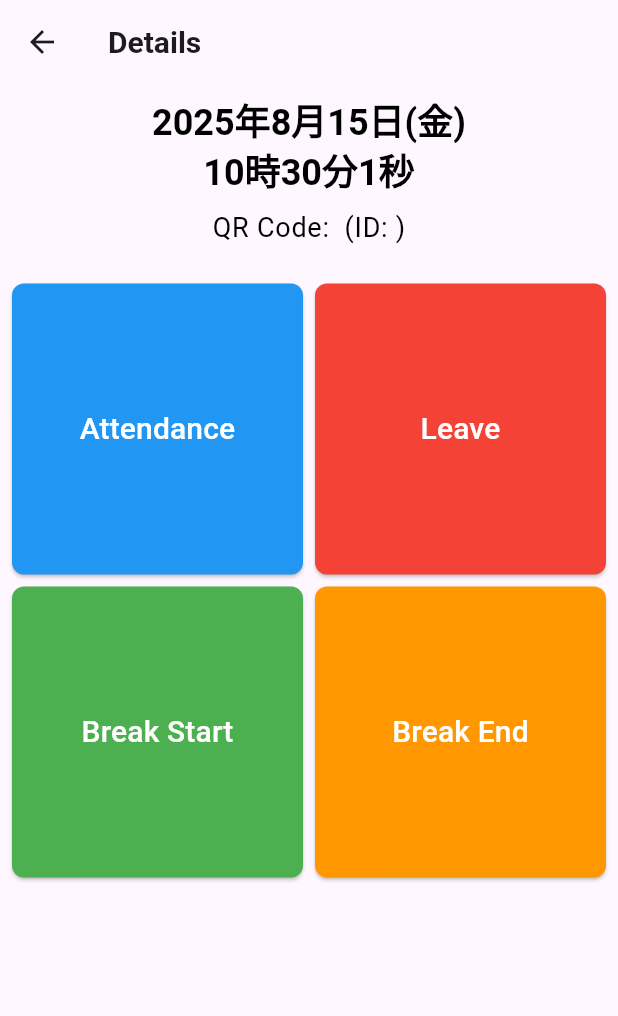
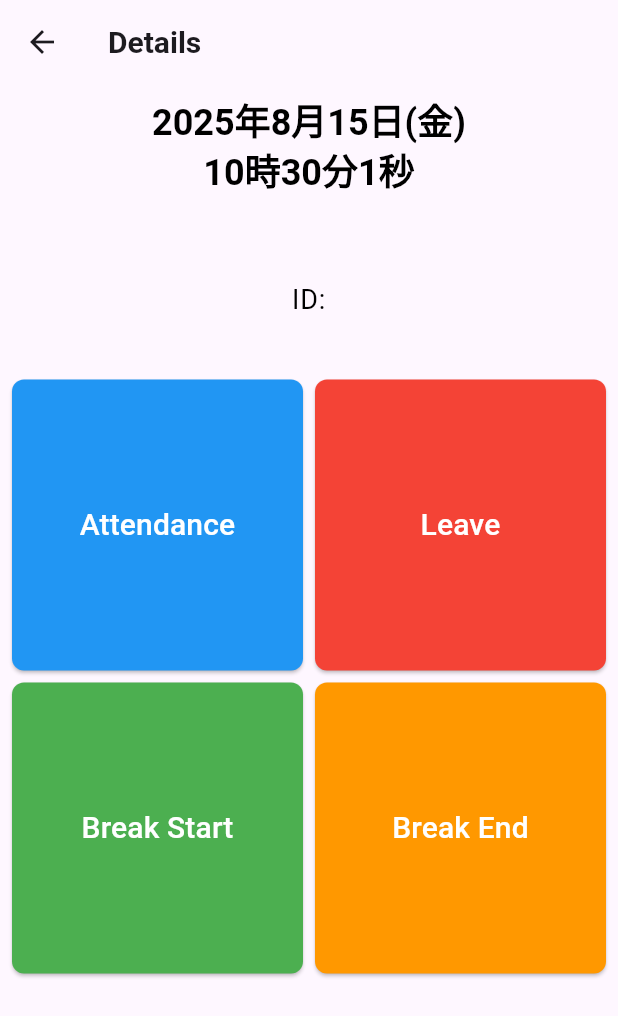
Before and after one commit to satoyan/demo_qr_scanner, a Flutter app: the AttendanceStatusScreen screen opened directly with empty values, on a phone screen of 412 x 824 dp. Shown: the top 1016 px of the screen. Run offline on Flutter 3.47's test engine with Material 3 defaults, Android fonts, the phone set to English and light mode, and no system bars; our stand-ins replace connectivity_plus, drift, get, logger; missing offline and left inert: mobile_scanner; accounts and stored records are empty; generated files the repository leaves out were written again.

Commit message:
feat: 勤怠画面でのユーザー情報表示を強調

```diff
--- a/lib/features/attendance/presentation/screens/attendance_status_screen.dart
+++ b/lib/features/attendance/presentation/screens/attendance_status_screen.dart
@@ -56,9 +56,22 @@ class AttendanceStatusScreen extends GetView<AttendanceStatusController> {
               ),
             ),
           ),
-          Text(
-            '${context.l10n.qrCodeLabel} ${employee.name} (ID: ${employee.id})',
-            style: context.theme.textTheme.bodyLarge,
+          Padding(
+            padding: const EdgeInsets.symmetric(vertical: AppSpacing.m),
+            child: Column(
+              children: [
+                Text(
+                  employee.name,
+                  style: context.theme.textTheme.headlineSmall,
+                  textAlign: TextAlign.center,
+                ),
+                Text(
+                  'ID: ${employee.id}',
+                  style: context.theme.textTheme.bodyLarge,
+                  textAlign: TextAlign.center,
+                ),
+              ],
+            ),
           ),
           const SizedBox(height: AppSpacing.m),
           Expanded(
```
